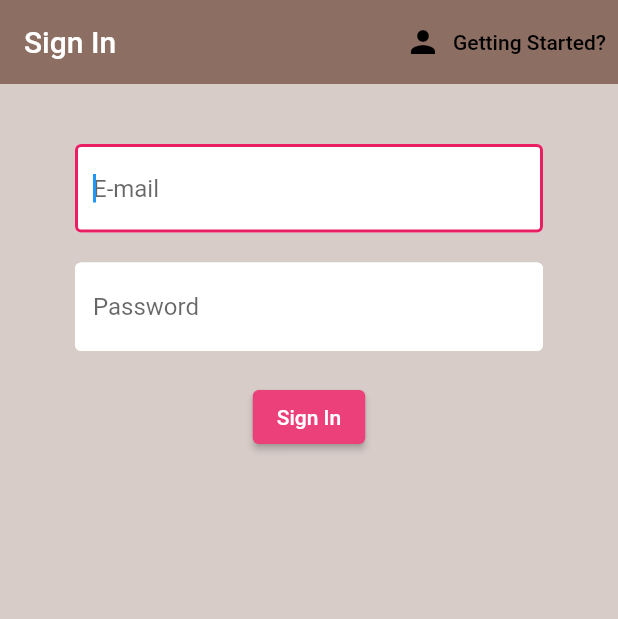
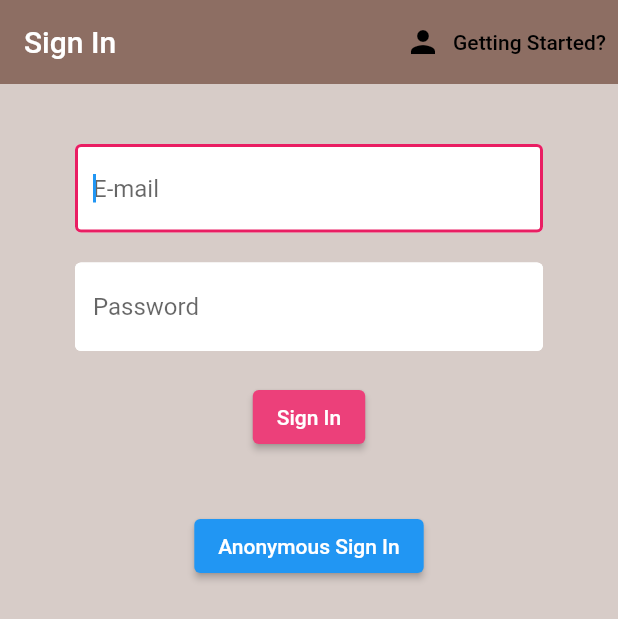
Before and after one commit to rimjhimsinghh/flutter-project, a Flutter app: the screen it shows after launch, on a phone screen of 412 x 824 dp. Shown: the top 619 px of the screen. Run offline on Flutter 3.47's test engine with Material 2 defaults, Android fonts, the phone set to English and light mode, and no system bars; our stand-ins replace cloud_firestore, firebase_auth, flutter_spinkit; accounts and stored records are empty.

Commit message:
Anonymous signin

```diff
--- a/lib/screens/authenticate/sign_in.dart
+++ b/lib/screens/authenticate/sign_in.dart
@@ -109,6 +109,18 @@ class _SignInState extends State<SignIn> {
                         error,
                         style: TextStyle(color: Colors.red, fontSize: 12.0),
                       ),
+                      SizedBox(
+                        height: 12.0,
+                      ),
+                      ElevatedButton(
+                        onPressed: () async {
+                          setState(() => loading = true);
+                          dynamic result = await _auth.signInAnon();
+                          print(result);
+                          loading = false;
+                        },
+                        child: Text('Anonymous Sign In'),
+                      ),
                     ],
                   ),
                 )),
```
